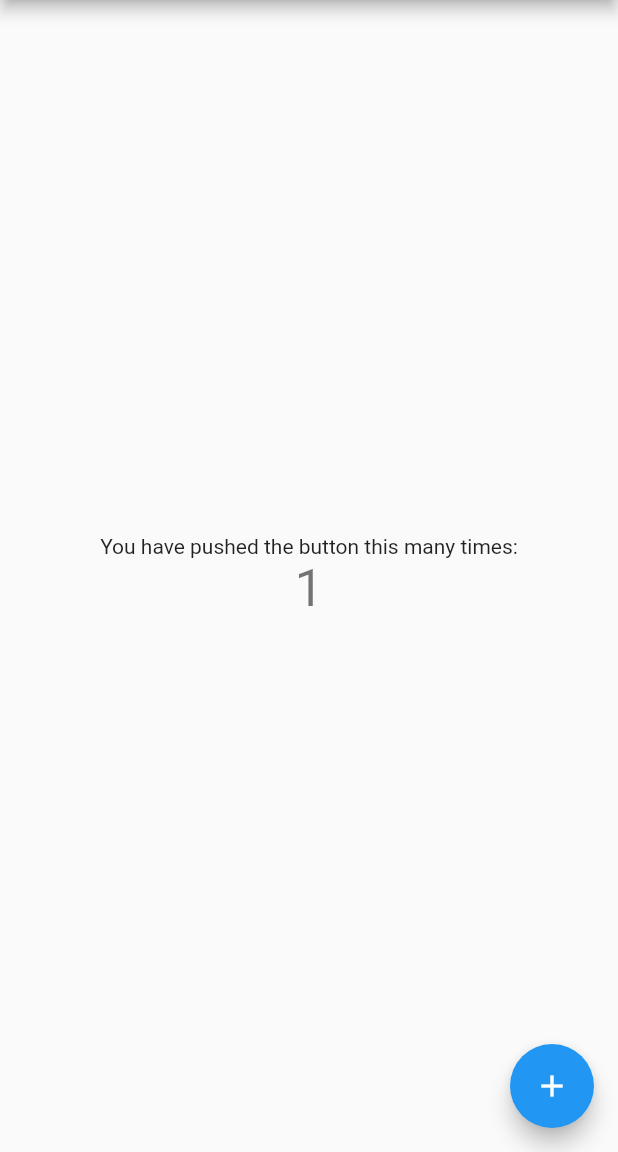
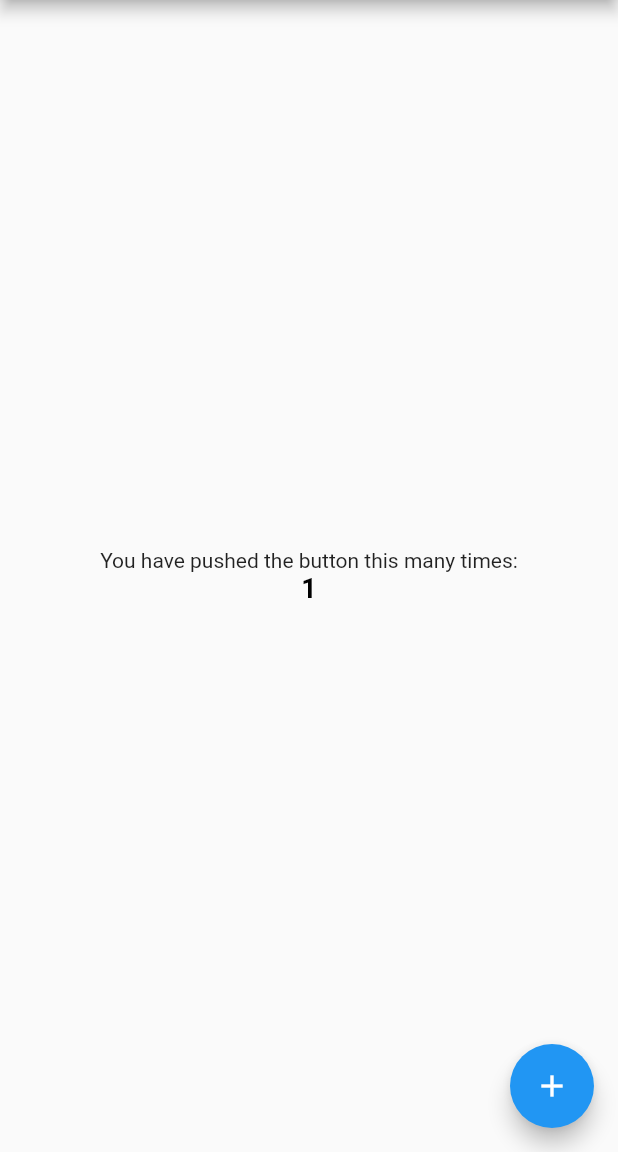
Before and after one commit to iamonur/mystore, a Flutter app: the screen it shows after launch, after a tap on the "add" icon, on a phone screen of 412 x 824 dp, the part 84-1236 px from its top. Run offline on Flutter 3.47's test engine with Material 2 defaults, Android fonts, the phone set to English and light mode, and no system bars; our stand-ins replace firebase_core; missing offline and left inert: flutter_stripe; accounts and stored records are empty; Roboto replaces fonts that are missing (Merriweather); project files that could hold a hidden picture were left out.

```diff
--- a/lib/main.dart
+++ b/lib/main.dart
@@ -4,6 +4,8 @@ import 'package:flutter/services.dart';
 import 'package:mystore/firebase_options.dart';
 import 'package:flutter_stripe/flutter_stripe.dart';
 import 'dart:convert';
+
+import 'package:mystore/utils/custom_theme.dart';
 
 void main() async {
   WidgetsFlutterBinding.ensureInitialized();
@@ -12,7 +14,8 @@ void main() async {
   );
 
   final String resp = await rootBundle.loadString("assets/config/stripe.json");
-  final data = await json.decode(resp);
+  final data = json.decode(resp);
+
   Stripe.publishableKey = data["publishableKey"];
   runApp(const MyApp());
 }
@@ -25,18 +28,7 @@ class MyApp extends StatelessWidget {
   Widget build(BuildContext context) {
     return MaterialApp(
       title: 'Flutter Demo',
-      theme: ThemeData(
-        // This is the theme of your application.
-        //
-        // Try running your application with "flutter run". You'll see the
-        // application has a blue toolbar. Then, without quitting the app, try
-        // changing the primarySwatch below to Colors.green and then invoke
-        // "hot reload" (press "r" in the console where you ran "flutter run",
-        // or simply save your changes to "hot reload" in a Flutter IDE).
-        // Notice that the counter didn't reset back to zero; the application
-        // is not restarted.
-        primarySwatch: Colors.blue,
-      ),
+      theme: CustomTheme.getTheme(),
       home: const MyHomePage(title: 'Flutter Demo Home Page'),
     );
   }
--- a/pubspec.yaml
+++ b/pubspec.yaml
@@ -66,8 +66,8 @@ flutter:
   uses-material-design: true
 
   # To add assets to your application, add an assets section, like this:
-assets:
-  - assets/config/stripe.json
+  assets:
+    - assets/config/stripe.json
 
   # An image asset can refer to one or more resolution-specific "variants", see
   # https://flutter.dev/assets-and-images/#resolution-aware
```
Also changed, not shown: 2 other files.
